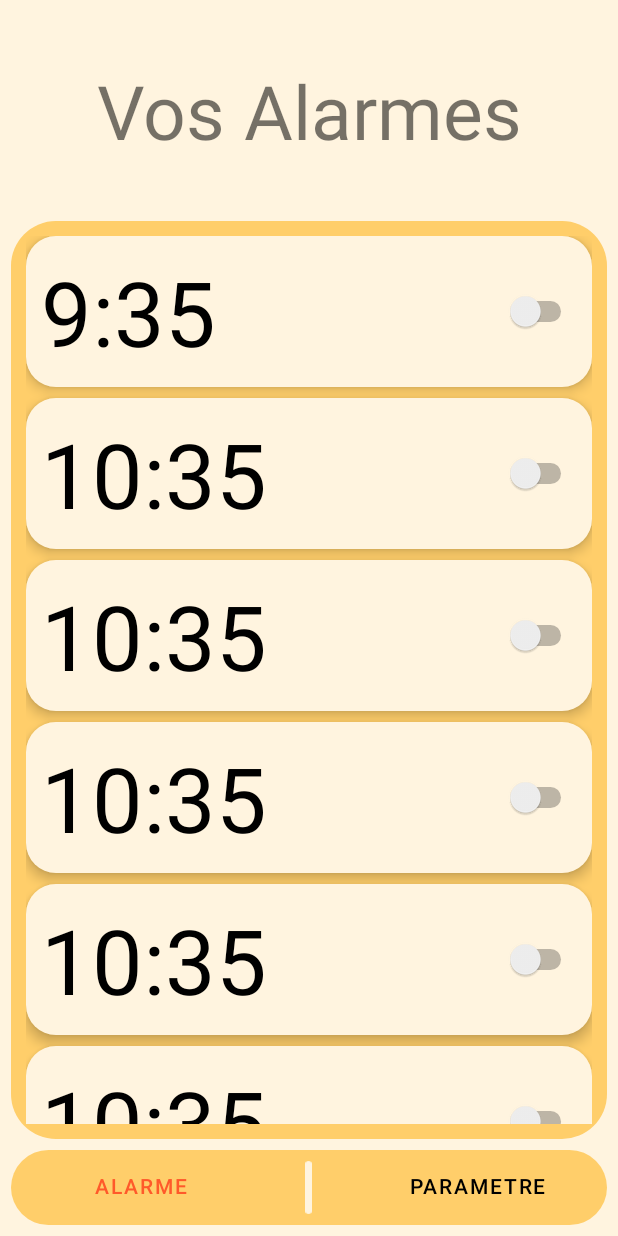
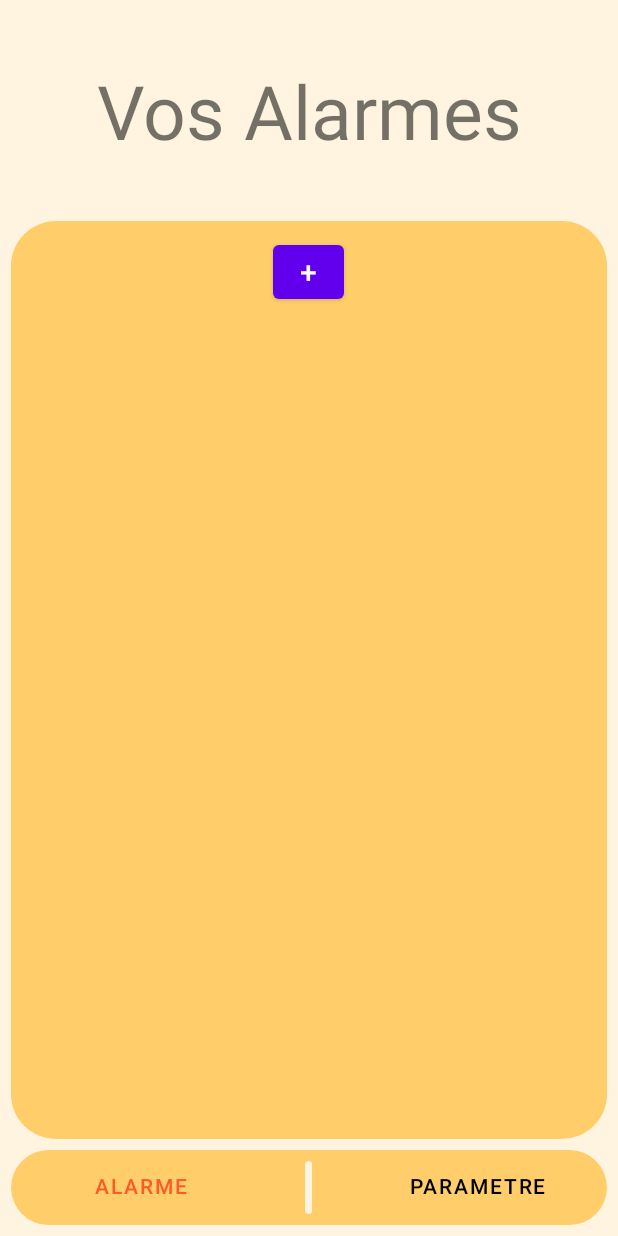
Before and after one commit to MathisDurand/projet_alarme_8INF257, an Android app: the screen it shows after launch (MainActivity), on a phone screen of 412 x 824 dp. Run offline under Robolectric (Android 15) with nearby library versions, the phone set to English and light mode, and no system bars.

```diff
--- a/app/src/main/res/layout/activity_main.xml
+++ b/app/src/main/res/layout/activity_main.xml
@@ -30,24 +30,12 @@
             android:background="@xml/arrondi_principal"
             android:padding="10dp">
             <LinearLayout
-                android:id="@+id/show_alarms"
                 android:layout_width="match_parent"
                 android:layout_height="match_parent"
+                android:orientation="vertical">
 
-                android:orientation="vertical">
-                <Switch
-                    android:layout_width="match_parent"
-                    android:layout_height="wrap_content"
-                    android:layout_weight="50"
-                    android:text="9:35"
-                    android:textSize="60dip"
-                    android:background="@xml/contenu"
-                    android:padding="10dp"
-                    android:elevation="5dp"
-                    android:layout_marginBottom="7dp">
 
-                </Switch>
-                <Switch
+                <!--<Switch
                     android:layout_width="match_parent"
                     android:layout_height="wrap_content"
                     android:layout_weight="50"
@@ -58,73 +46,19 @@
                     android:elevation="5dp"
                     android:layout_marginBottom="7dp">
 
-                </Switch>
-                <Switch
+                </Switch>-->
+                <LinearLayout
+                    android:id="@+id/show_alarms"
                     android:layout_width="match_parent"
-                    android:layout_height="wrap_content"
-                    android:layout_weight="50"
-                    android:text="10:35"
-                    android:textSize="60dip"
-                    android:background="@xml/contenu"
-                    android:padding="10dp"
-                    android:elevation="5dp"
-                    android:layout_marginBottom="7dp">
-
-                </Switch>
-                <Switch
-                    android:layout_width="match_parent"
-                    android:layout_height="wrap_content"
-                    android:layout_weight="50"
-                    android:text="10:35"
-                    android:textSize="60dip"
-                    android:background="@xml/contenu"
-                    android:padding="10dp"
-                    android:elevation="5dp"
-                    android:layout_marginBottom="7dp">
-
-                </Switch>
-                <Switch
-                    android:layout_width="match_parent"
-                    android:layout_height="wrap_content"
-                    android:layout_weight="50"
-                    android:text="10:35"
-                    android:textSize="60dip"
-                    android:background="@xml/contenu"
-                    android:padding="10dp"
-                    android:elevation="5dp"
-                    android:layout_marginBottom="7dp">
-
-                </Switch>
-                <Switch
-                    android:layout_width="match_parent"
-                    android:layout_height="wrap_content"
-                    android:layout_weight="50"
-                    android:text="10:35"
-                    android:textSize="60dip"
-                    android:background="@xml/contenu"
-                    android:padding="10dp"
-                    android:elevation="5dp"
-                    android:layout_marginBottom="7dp">
-
-                </Switch>
-                <Switch
-                    android:layout_width="match_parent"
-                    android:layout_height="wrap_content"
-                    android:layout_weight="50"
-                    android:text="10:35"
-                    android:textSize="60dip"
-                    android:background="@xml/contenu"
-                    android:padding="10dp"
-                    android:elevation="5dp"
-                    android:layout_marginBottom="7dp">
-
-                </Switch>
+                    android:layout_height="match_parent"
+                    android:orientation="vertical">
+                </LinearLayout>
 
                 <Button
                     android:id="@+id/main_to_creeralarme"
                     android:layout_width="47dp"
                     android:layout_height="wrap_content"
-                    android:background="@xml/boutonplus"
+
                     android:layout_gravity="center"
                     android:elevation="5dp"
                     android:text="+"
--- a/app/src/main/res/layout/creeralarme.xml
+++ b/app/src/main/res/layout/creeralarme.xml
@@ -39,6 +39,7 @@
                     android:layout_gravity="center"
                     android:padding="10dp">
                     <EditText
+                        android:id="@+id/creerAlarmHeure"
                         android:layout_width="wrap_content"
                         android:layout_height="wrap_content"
                         android:layout_weight="1"
@@ -51,6 +52,7 @@
                         android:textSize="30dp">
                     </TextView>
                     <EditText
+                        android:id="@+id/creerAlarmMinute"
                         android:layout_width="wrap_content"
                         android:layout_height="wrap_content"
                         android:layout_weight="1"
```
Also changed, not shown: app/src/main/java/uqac/dim/projet_alarme_8inf257/Alarm.java (+28 -3 lines), app/src/main/java/uqac/dim/projet_alarme_8inf257/CreerAlarmActivity.java (+45 -2 lines).
